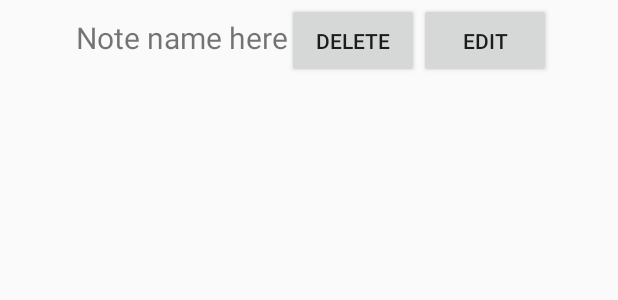
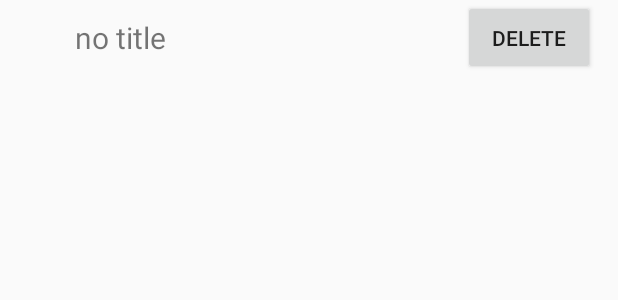
Before and after one commit to DifferentThinking/Infinote, an Android app: the layout single_note.xml on its own in the app's theme, with its tools: preview values and no code run, on a phone screen of 412 x 824 dp. Shown: the top 300 px of the screen. Run offline under Robolectric (Android 15) with nearby library versions, the phone set to English and light mode, and no system bars.

Commit message:
Implement note deleting

```diff
--- a/Infinote/app/src/main/java/com/infinote/differentthinking/infinote/config/ApiConstants.java
+++ b/Infinote/app/src/main/java/com/infinote/differentthinking/infinote/config/ApiConstants.java
@@ -22,10 +22,16 @@ public class ApiConstants implements ApiConstantsContract {
         return URL_SIGN_UP;
     }
 
+    @Override
     public String imageUrl(String username) {
         String result = API_URL + "/users/" + username + "/notes";
 
         return result;
+    }
+
+    @Override
+    public String deleteNoteUrl() {
+        return API_URL + "/users/notes/delete";
     }
 
     @Override
--- a/Infinote/app/src/main/java/com/infinote/differentthinking/infinote/config/base/ApiConstantsContract.java
+++ b/Infinote/app/src/main/java/com/infinote/differentthinking/infinote/config/base/ApiConstantsContract.java
@@ -5,7 +5,12 @@ public interface ApiConstantsContract {
 
     String signUpUrl();
 
+    String imageUrl(String username);
+
+    String deleteNoteUrl();
+
     int responseSuccessCode();
 
     int responseErrorCode();
+
 }
--- a/Infinote/app/src/main/java/com/infinote/differentthinking/infinote/models/base/NoteContract.java
+++ b/Infinote/app/src/main/java/com/infinote/differentthinking/infinote/models/base/NoteContract.java
@@ -1,9 +1,9 @@
 package com.infinote.differentthinking.infinote.models.base;
 
 public interface NoteContract {
-    String getId();
+    String get_id();
 
-    void setId(String id);
+    void set_id(String id);
 
     String getPicture();
 
--- a/Infinote/app/src/main/java/com/infinote/differentthinking/infinote/utils/OkHttpRequester.java
+++ b/Infinote/app/src/main/java/com/infinote/differentthinking/infinote/utils/OkHttpRequester.java
@@ -113,10 +113,8 @@ public class OkHttpRequester implements OkHttpRequesterContract {
             HttpResponseContract responseParsed = responseFactory.createResponse(
                     response.headers().toMultimap(), response.body().string(),
                     response.message(), response.code());
-            Log.d("HERE: ", response.message());
             return Observable.just(responseParsed);
         } catch (IOException e) {
-            Log.d("HERE: ", e.getMessage());
             return Observable.error(e);
         }
     }
--- a/Infinote/app/src/main/java/com/infinote/differentthinking/infinote/views/list_notes/base/ListNotesContract.java
+++ b/Infinote/app/src/main/java/com/infinote/differentthinking/infinote/views/list_notes/base/ListNotesContract.java
@@ -30,5 +30,7 @@ public interface ListNotesContract {
         boolean isUserLoggedIn();
 
         void getNotesForCurrentUser();
+
+        void deleteNoteById(String id);
     }
 }
--- a/Infinote/app/src/main/res/layout/single_note.xml
+++ b/Infinote/app/src/main/res/layout/single_note.xml
@@ -1,33 +1,34 @@
 <?xml version="1.0" encoding="utf-8"?>
-<LinearLayout
+<RelativeLayout
     xmlns:android="http://schemas.android.com/apk/res/android"
     android:layout_width="match_parent"
     android:layout_height="wrap_content"
     android:orientation="horizontal">
 
+    <LinearLayout
+        android:layout_width="match_parent"
+        android:layout_height="wrap_content">
         <ImageView
             android:id="@+id/note_image_preview"
             android:layout_width="50dp"
-        android:layout_height="50dp" />
+            android:layout_height="50dp"
+            android:contentDescription="note preview"/>
 
         <TextView
             android:id="@+id/tv_note_title"
             android:layout_width="wrap_content"
             android:layout_height="50dp"
-        android:text="Note name here"
+            android:text="no title"
             android:textSize="20sp"
             android:gravity="center"/>
+    </LinearLayout>
 
     <Button
         android:id="@+id/note_delete_button"
         android:layout_width="wrap_content"
+        android:layout_alignParentRight="true"
+        android:layout_marginRight="15dp"
         android:layout_height="50dp"
         android:text="Delete" />
 
-    <Button
-        android:id="@+id/note_edit_button"
-        android:layout_width="wrap_content"
-        android:layout_height="50dp"
-        android:text="Edit" />
-
-</LinearLayout>
+</RelativeLayout>
```
Also changed, not shown: Infinote/app/src/main/java/com/infinote/differentthinking/infinote/data/remote/NoteData.java (+23 -0 lines), Infinote/app/src/main/java/com/infinote/differentthinking/infinote/models/Note.java (+5 -5 lines), Infinote/app/src/main/java/com/infinote/differentthinking/infinote/views/list_notes/ListNotesFragment.java (+10 -3 lines), Infinote/app/src/main/java/com/infinote/differentthinking/infinote/views/list_notes/ListNotesPresenter.java (+29 -1 lines). Lines whose indentation alone changed are shown as unchanged.
